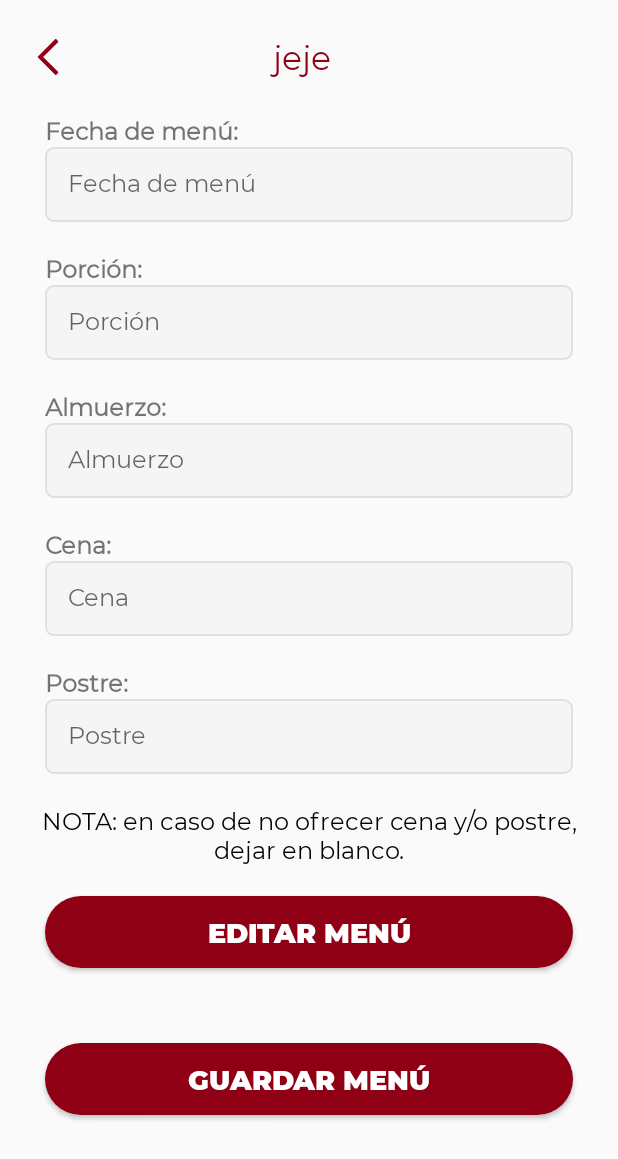
After one commit to ledesmac96/Comedor, an Android app: the InfoMenuActivity screen opened directly, with no data from a screen before it, on a phone screen of 412 x 824 dp. The commit adds this screen. Shown: the top 1159 px of the screen. Run offline under Robolectric (Android 15) with nearby library versions, the light colour scheme and no system bars; our stand-ins replace Volley; libraries missing offline, so code that uses them is left out: com.itextpdf.io; 1 statement that could not run was skipped.

Commit message:
EditMenú agregado

```diff
--- a/app/src/main/res/layout/activity_add_menu.xml
+++ b/app/src/main/res/layout/activity_add_menu.xml
@@ -1,5 +1,6 @@
 <?xml version="1.0" encoding="utf-8"?>
-<LinearLayout xmlns:android="http://schemas.android.com/apk/res/android"
+<androidx.core.widget.NestedScrollView
+    xmlns:android="http://schemas.android.com/apk/res/android"
     android:layout_width="match_parent"
     android:layout_height="match_parent">
 
@@ -150,4 +151,4 @@
 
     </LinearLayout>
 
-</LinearLayout>
+</androidx.core.widget.NestedScrollView>
--- /dev/null
+++ b/app/src/main/res/layout/activity_info_menu.xml
@@ -0,0 +1,180 @@
+<?xml version="1.0" encoding="utf-8"?>
+<androidx.core.widget.NestedScrollView
+    xmlns:android="http://schemas.android.com/apk/res/android"
+    android:layout_width="match_parent"
+    android:layout_height="match_parent">
+
+    <LinearLayout
+        android:orientation="vertical"
+        android:layout_width="match_parent"
+        android:layout_height="wrap_content"
+        android:layout_margin="10dp">
+
+        <include layout="@layout/toolbar_trans" />
+
+        <TextView
+            android:layout_width="match_parent"
+            android:layout_height="wrap_content"
+            android:layout_marginTop="10dp"
+            android:text="Fecha de menú: "
+            android:textSize="16sp"
+            android:textStyle="bold"
+            android:layout_marginLeft="20dp"
+            android:fontFamily="@font/montserrat_regular"/>
+
+        <EditText
+            android:id="@+id/edtFecha"
+            android:layout_width="match_parent"
+            android:layout_height="50dp"
+            android:hint="Fecha de menú"
+            android:layout_marginLeft="20dp"
+            android:layout_marginRight="20dp"
+            android:layout_marginBottom="10dp"
+            android:padding="15dp"
+            android:inputType="date"
+            android:focusable="false"
+            android:clickable="true"
+            android:maxLines="1"
+            android:background="@drawable/edit_text_logreg"
+            android:textSize="16sp"
+            android:fontFamily="@font/montserrat_regular"/>
+
+        <TextView
+            android:layout_width="match_parent"
+            android:layout_height="wrap_content"
+            android:layout_marginTop="10dp"
+            android:text="Porción: "
+            android:textSize="16sp"
+            android:textStyle="bold"
+            android:layout_marginLeft="20dp"
+            android:fontFamily="@font/montserrat_regular"/>
+
+        <EditText
+            android:id="@+id/edtPorcion"
+            android:layout_width="match_parent"
+            android:layout_height="50dp"
+            android:hint="Porción"
+            android:layout_marginLeft="20dp"
+            android:layout_marginRight="20dp"
+            android:layout_marginBottom="10dp"
+            android:padding="15dp"
+            android:inputType="number"
+            android:background="@drawable/edit_text_logreg"
+            android:textSize="16sp"
+            android:fontFamily="@font/montserrat_regular"/>
+
+        <TextView
+            android:layout_width="match_parent"
+            android:layout_height="wrap_content"
+            android:layout_marginTop="10dp"
+            android:text="Almuerzo: "
+            android:textSize="16sp"
+            android:textStyle="bold"
+            android:layout_marginLeft="20dp"
+            android:fontFamily="@font/montserrat_regular"/>
+
+        <EditText
+            android:id="@+id/edtAlmuerzo"
+            android:layout_width="match_parent"
+            android:layout_height="50dp"
+            android:hint="Almuerzo"
+            android:layout_marginLeft="20dp"
+            android:layout_marginRight="20dp"
+            android:layout_marginBottom="10dp"
+            android:padding="15dp"
+            android:inputType="text|textCapWords"
+            android:background="@drawable/edit_text_logreg"
+            android:textSize="16sp"
+            android:fontFamily="@font/montserrat_regular"/>
+
+        <TextView
+            android:layout_width="match_parent"
+            android:layout_height="wrap_content"
+            android:layout_marginTop="10dp"
+            android:text="Cena: "
+            android:textSize="16sp"
+            android:textStyle="bold"
+            android:layout_marginLeft="20dp"
+            android:fontFamily="@font/montserrat_regular"/>
+
+        <EditText
+            android:id="@+id/edtCena"
+            android:layout_width="match_parent"
+            android:layout_height="50dp"
+            android:hint="Cena"
+            android:layout_marginLeft="20dp"
+            android:layout_marginRight="20dp"
+            android:layout_marginBottom="10dp"
+            android:padding="15dp"
+            android:inputType="text|textCapWords"
+            android:background="@drawable/edit_text_logreg"
+            android:textSize="16sp"
+            android:fontFamily="@font/montserrat_regular"/>
+
+        <TextView
+            android:layout_width="match_parent"
+            android:layout_height="wrap_content"
+            android:layout_marginTop="10dp"
+            android:text="Postre: "
+            android:textSize="16sp"
+            android:textStyle="bold"
+            android:layout_marginLeft="20dp"
+            android:fontFamily="@font/montserrat_regular"/>
+
+        <EditText
+            android:id="@+id/edtPostre"
+            android:layout_width="match_parent"
+            android:layout_height="50dp"
+            android:hint="Postre"
+            android:layout_marginLeft="20dp"
+            android:layout_marginRight="20dp"
+            android:layout_marginBottom="10dp"
+            android:padding="15dp"
+            android:inputType="text|textCapWords"
+            android:background="@drawable/edit_text_logreg"
+            android:textSize="16sp"
+            android:fontFamily="@font/montserrat_regular"/>
+
+        <TextView
+            android:gravity="center"
+            android:layout_width="match_parent"
+            android:layout_height="wrap_content"
+            android:layout_marginTop="10dp"
+            android:textColor="@color/blackTextColor"
+            android:text="@string/txtNotaMenu"
+            android:textSize="16sp"
+            android:fontFamily="@font/montserrat_regular"/>
+
+        <Button
+            android:id="@+id/btnEditar"
+            android:layout_width="match_parent"
+            android:layout_height="wrap_content"
+            android:background="@drawable/button_border"
+            android:layout_marginLeft="20dp"
+            android:layout_marginRight="20dp"
+            android:layout_marginTop="20dp"
+            android:layout_marginBottom="30dp"
+            android:layout_centerInParent="true"
+            android:textSize="18sp"
+            android:textColor="@android:color/white"
+            android:text="EDITAR MENÚ"
+            android:fontFamily="@font/montserrat_black"/>
+
+        <Button
+            android:id="@+id/btnGuardar"
+            android:layout_width="match_parent"
+            android:layout_height="wrap_content"
+            android:background="@drawable/button_border"
+            android:layout_marginLeft="20dp"
+            android:layout_marginRight="20dp"
+            android:layout_marginTop="20dp"
+            android:layout_marginBottom="30dp"
+            android:layout_centerInParent="true"
+            android:textSize="18sp"
+            android:textColor="@android:color/white"
+            android:text="GUARDAR MENÚ"
+            android:fontFamily="@font/montserrat_black"/>
+
+    </LinearLayout>
+
+</androidx.core.widget.NestedScrollView>
```
Also changed, not shown: app/src/main/AndroidManifest.xml (+5 -5 lines), app/src/main/java/com/unse/bienestar/comedor/Activity/InfoMenuActivity.java (added, +308 -0 lines), app/src/main/java/com/unse/bienestar/comedor/Fragment/GestionMenuFragment.java (+13 -0 lines), app/src/main/res/values/strings.xml (+6 -6 lines).
